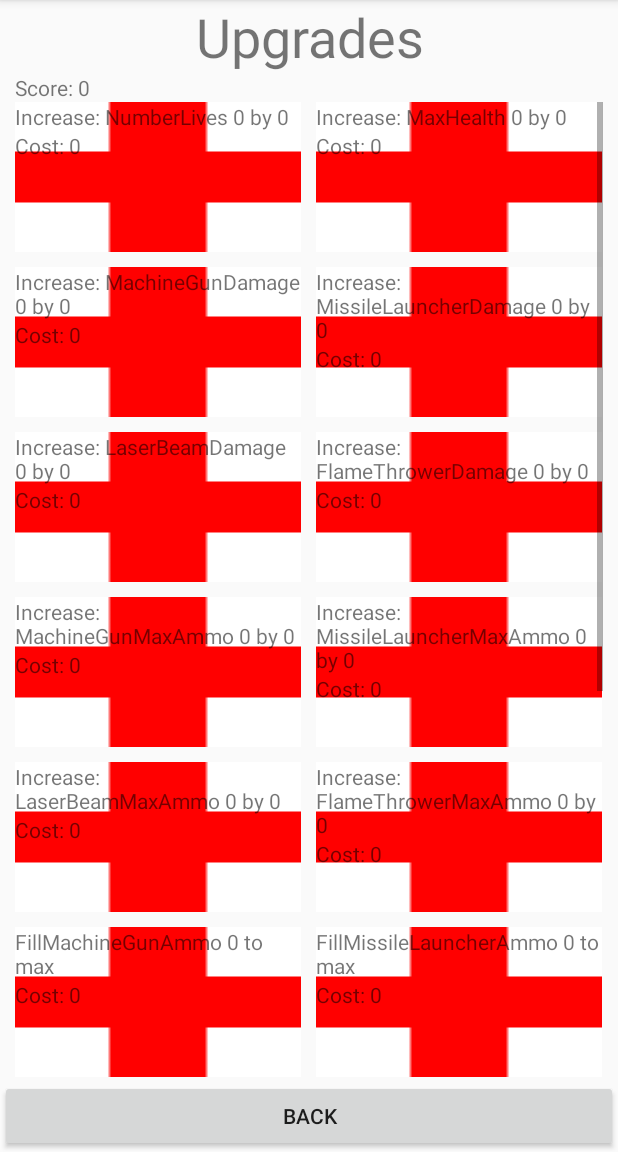
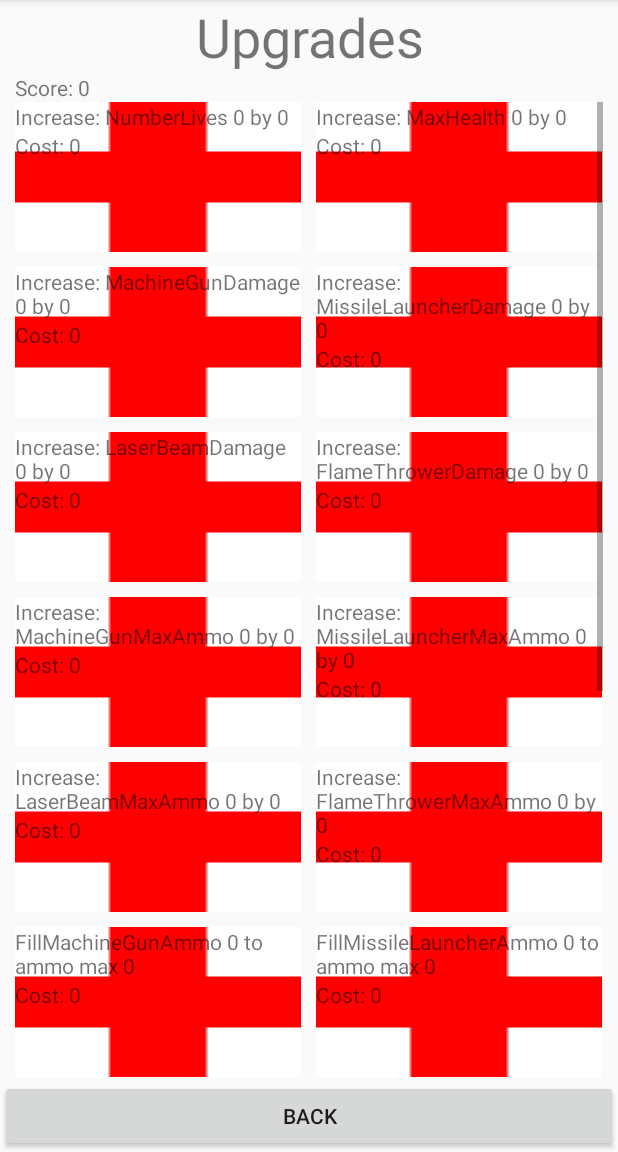
Before and after one commit to MandipSan/00Driver, an Android app: the fragment UpgradeScreen shown on its own in the app's theme, on a phone screen of 412 x 824 dp, the part 84-1236 px from its top. Run offline under Robolectric (Android 15) with nearby library versions, the phone set to English and light mode, and no system bars; 4 statements that could not run were skipped.

Commit message:
fixed button description text

```diff
--- a/Code/00Driver/app/src/main/java/abyssproductions/double0driver/Utilities/UpgradeImageAdapter.java
+++ b/Code/00Driver/app/src/main/java/abyssproductions/double0driver/Utilities/UpgradeImageAdapter.java
@@ -67,7 +67,7 @@ public class UpgradeImageAdapter extends BaseAdapter {
         if(position >= UpgradeScreen.ItemsList.FillMachineGunAmmo.ordinal() &&
                 position <= UpgradeScreen.ItemsList.FillFlameThrowerAmmo.ordinal()) {
             itemString = item.toString() + " " + upScreen.getCurrentValue(position) +
-                    " to max ";
+                    " to ammo max "+ upScreen.getCurrentValue(position-4);
             //Sets whether primary weapon selector is active or not button
         }else if(position == UpgradeScreen.ItemsList.SelectPrimaryWeapon.ordinal()){
             costString = "";
```
